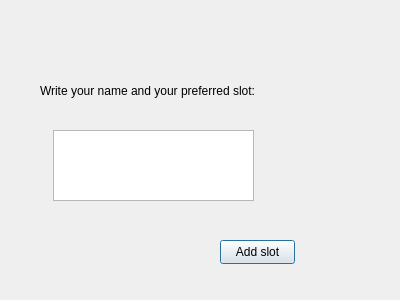
fatimanageh/cs2LabProject, file doctorslots.ui: the form before one commit.
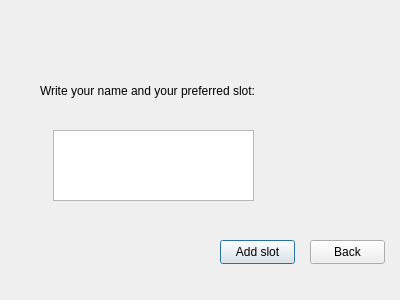
The form after the commit.

What changed in the file:
```diff
--- a/doctorslots.ui
+++ b/doctorslots.ui
@@ -49,6 +49,19 @@
     <string>Write your name and your preferred slot:</string>
    </property>
   </widget>
+  <widget class="QPushButton" name="Back">
+   <property name="geometry">
+    <rect>
+     <x>310</x>
+     <y>240</y>
+     <width>75</width>
+     <height>24</height>
+    </rect>
+   </property>
+   <property name="text">
+    <string>Back</string>
+   </property>
+  </widget>
  </widget>
  <resources/>
  <connections/>
```
